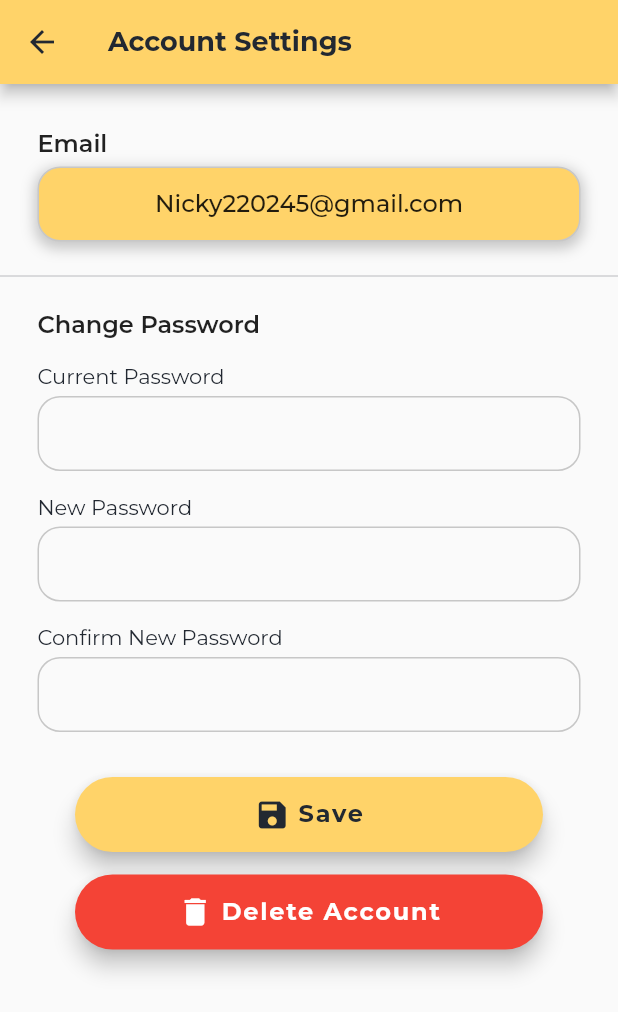
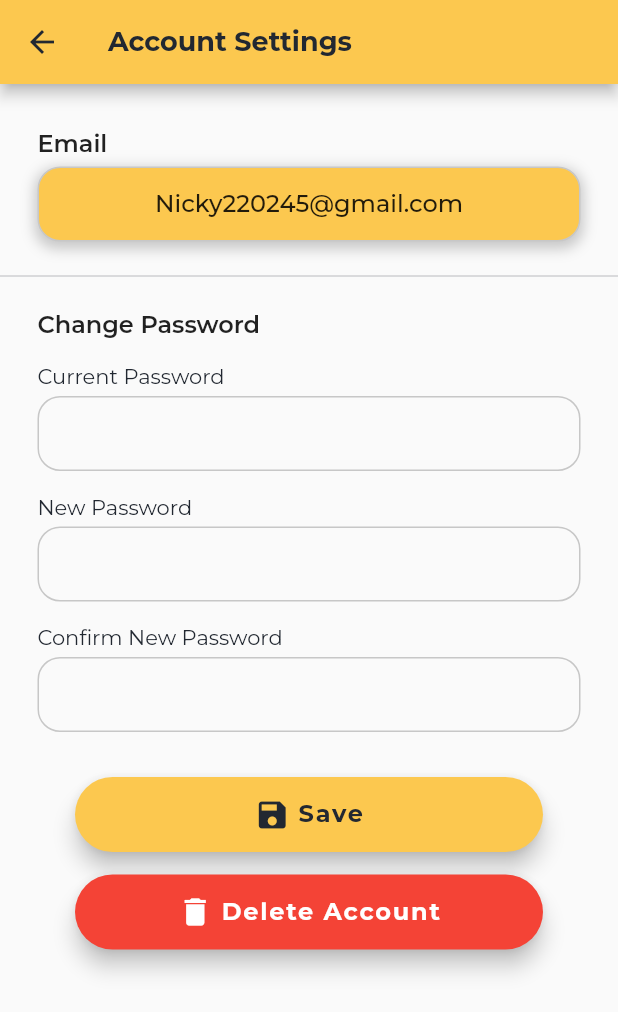
Before and after one commit to Navin-Jongyin/PlugSpot, a Flutter app: the AccountSetting screen opened directly, on a phone screen of 412 x 824 dp. Shown: the top 1012 px of the screen. Run offline on Flutter 3.47's test engine with Material 2 defaults, Android fonts, the phone set to English and light mode, and no system bars; our stand-ins replace animated_splash_screen, geolocator, google_fonts, google_maps_flutter, permission_handler; missing offline and left inert: dart:ffi, flutter_stripe, qr_code_scanner.

Commit message:
edit yellow

```diff
--- a/lib/config/palette.dart
+++ b/lib/config/palette.dart
@@ -3,6 +3,6 @@ import 'package:flutter/painting.dart';
 class Palette {
   static const Color backgroundColor = Color(0xFF222831);
   static const Color whiteBackgroundColor = Color(0xFFFFFFFF);
-  static const Color yellowTheme = Color(0xFFFFD369);
+  static const Color yellowTheme = Color.fromARGB(255, 252, 200, 79);
   static const Color greyColor = Color(0xFFC7C7C7);
 }
```
